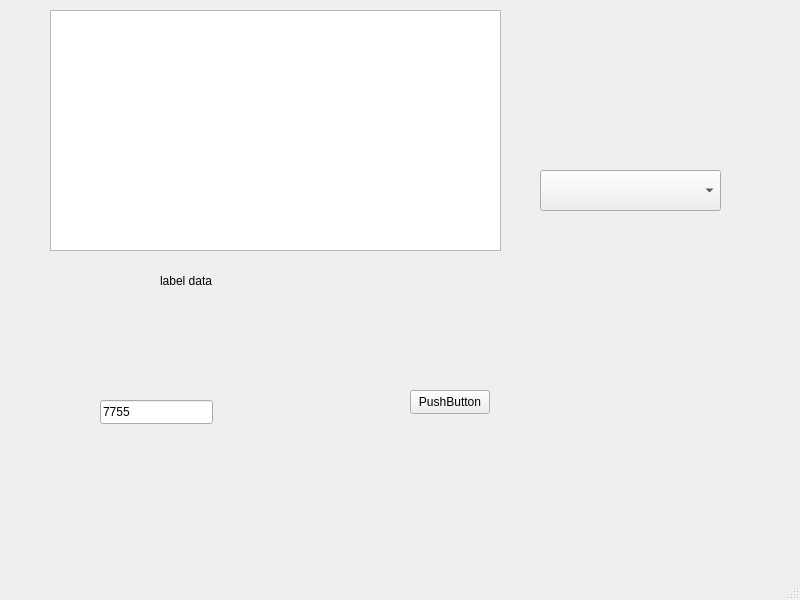
Old version of the form mainwindow.ui in the repository frutabruta/QtLocationRelayVdvGnss.
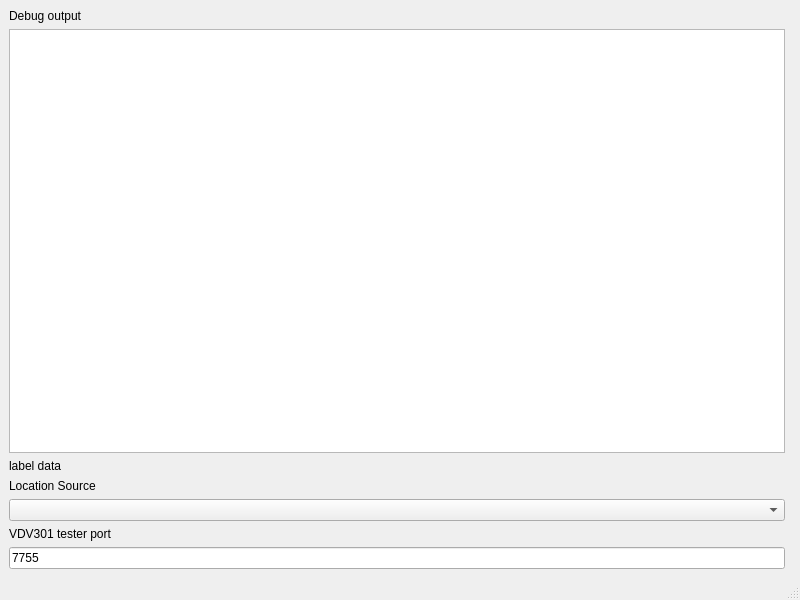
New version of the form.

Commit message: port reopen fix

What changed in the file:
```diff
--- a/mainwindow.ui
+++ b/mainwindow.ui
@@ -14,65 +14,55 @@
    <string>QtLocationRelayVdvGnss</string>
   </property>
   <widget class="QWidget" name="centralwidget">
-   <widget class="QPushButton" name="pushButton">
-    <property name="geometry">
-     <rect>
-      <x>410</x>
-      <y>390</y>
-      <width>80</width>
-      <height>24</height>
-     </rect>
-    </property>
+   <layout class="QGridLayout" name="gridLayout">
+    <item row="2" column="0">
+     <widget class="QLabel" name="label_3">
+      <property name="text">
+       <string>Debug output</string>
+      </property>
+     </widget>
+    </item>
+    <item row="3" column="0">
+     <widget class="QPlainTextEdit" name="plainTextEdit_error"/>
+    </item>
+    <item row="10" column="0">
+     <widget class="QLabel" name="label">
     <property name="text">
-     <string>PushButton</string>
-    </property>
-   </widget>
+       <string>VDV301 tester port</string>
+      </property>
+     </widget>
+    </item>
+    <item row="8" column="0">
+     <widget class="QLabel" name="label_2">
+      <property name="text">
+       <string>Location Source</string>
+      </property>
+     </widget>
+    </item>
+    <item row="9" column="0">
+     <widget class="QComboBox" name="comboBox_port"/>
+    </item>
+    <item row="4" column="0" rowspan="4" colspan="2">
    <widget class="QLabel" name="label_data">
-    <property name="geometry">
-     <rect>
-      <x>160</x>
-      <y>220</y>
-      <width>341</width>
-      <height>121</height>
-     </rect>
-    </property>
     <property name="text">
      <string>label data</string>
     </property>
-   </widget>
+      <property name="alignment">
+       <set>Qt::AlignmentFlag::AlignLeading|Qt::AlignmentFlag::AlignLeft|Qt::AlignmentFlag::AlignTop</set>
+      </property>
+      <property name="wordWrap">
+       <bool>true</bool>
+      </property>
+     </widget>
+    </item>
+    <item row="11" column="0">
    <widget class="QLineEdit" name="lineEdit_portNumber">
-    <property name="geometry">
-     <rect>
-      <x>100</x>
-      <y>400</y>
-      <width>113</width>
-      <height>24</height>
-     </rect>
-    </property>
     <property name="text">
      <string>7755</string>
     </property>
    </widget>
-   <widget class="QPlainTextEdit" name="plainTextEdit_error">
-    <property name="geometry">
-     <rect>
-      <x>50</x>
-      <y>10</y>
-      <width>451</width>
-      <height>241</height>
-     </rect>
-    </property>
-   </widget>
-   <widget class="QComboBox" name="comboBox_port">
-    <property name="geometry">
-     <rect>
-      <x>540</x>
-      <y>170</y>
-      <width>181</width>
-      <height>41</height>
-     </rect>
-    </property>
-   </widget>
+    </item>
+   </layout>
   </widget>
   <widget class="QMenuBar" name="menubar">
    <property name="geometry">
```
Lines whose indentation alone changed are shown as unchanged. The commit also changes 5 other files.
